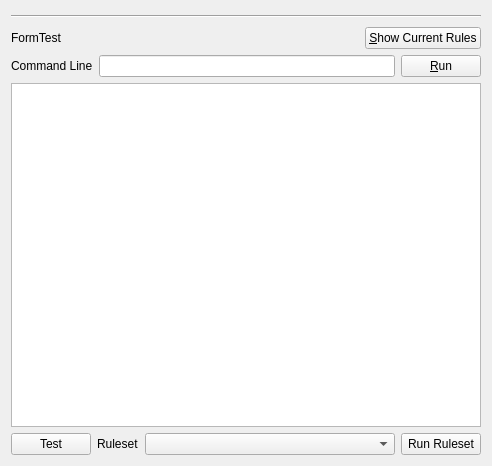
Before: the Qt Designer form formtest.ui in newey499/qiptables, drawn with Qt 5.
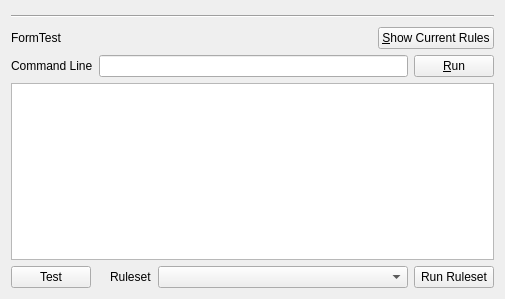
After: the same form once the commit is applied.

Commit message: Changes to class FormTest. 1) Combo box now displays current ruleset on display of form based on the "Q_" shortname posted as an iptables chain name. 2) combo box now updates the available ruleset names whenever the form is displayed. This is so that any changes to rulesets made in the maintenance forms are reflected in the ruleset names displayed in the combo box.

What changed in the file:
```diff
--- a/formtest.ui
+++ b/formtest.ui
@@ -6,8 +6,8 @@
    <rect>
     <x>0</x>
     <y>0</y>
-    <width>484</width>
-    <height>466</height>
+    <width>505</width>
+    <height>299</height>
    </rect>
   </property>
   <property name="minimumSize">
```
The commit also changes 5 other files.
